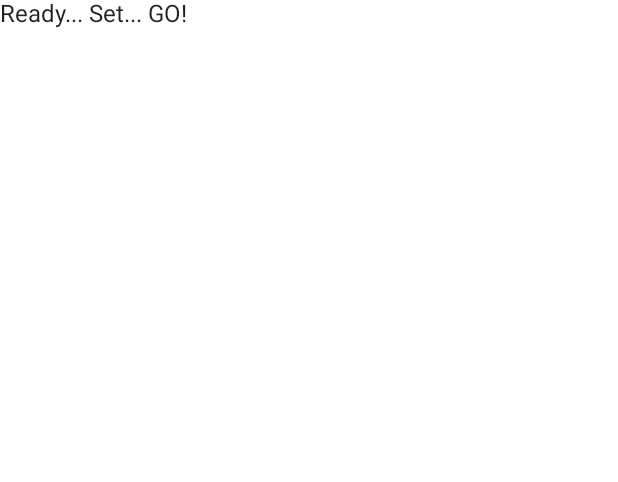
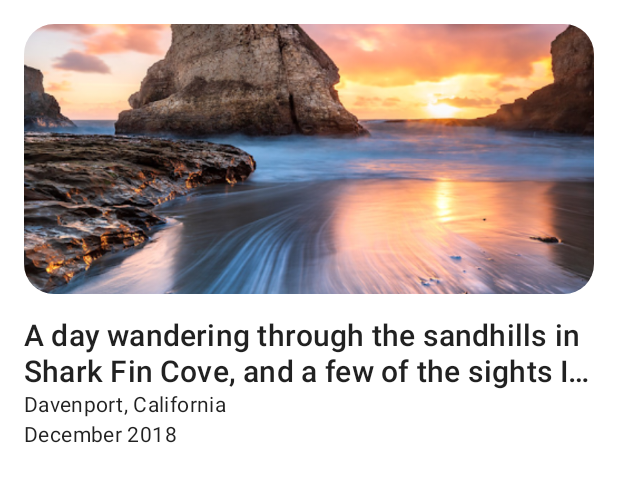
Before and after one commit to dustmachine/android-dev-challenge-compose-1, an Android app built with Jetpack Compose: the @Preview function LightPreview, on a phone screen of 412 x 824 dp. Shown: the top 482 px of the screen. Run offline under Robolectric (Android 15) with nearby library versions, the phone set to English and light mode, and no system bars.

Commit message:
after step 1

```diff
--- a/app/src/main/java/com/example/androiddevchallenge/MainActivity.kt
+++ b/app/src/main/java/com/example/androiddevchallenge/MainActivity.kt
@@ -18,11 +18,20 @@ package com.example.androiddevchallenge
 import android.os.Bundle
 import androidx.activity.compose.setContent
 import androidx.appcompat.app.AppCompatActivity
+import androidx.compose.foundation.Image
+import androidx.compose.foundation.layout.*
+import androidx.compose.foundation.shape.RoundedCornerShape
 import androidx.compose.material.MaterialTheme
 import androidx.compose.material.Surface
 import androidx.compose.material.Text
 import androidx.compose.runtime.Composable
+import androidx.compose.ui.Modifier
+import androidx.compose.ui.draw.clip
+import androidx.compose.ui.layout.ContentScale
+import androidx.compose.ui.res.painterResource
+import androidx.compose.ui.text.style.TextOverflow
 import androidx.compose.ui.tooling.preview.Preview
+import androidx.compose.ui.unit.dp
 import com.example.androiddevchallenge.ui.theme.MyTheme
 
 class MainActivity : AppCompatActivity() {
@@ -30,7 +39,7 @@ class MainActivity : AppCompatActivity() {
         super.onCreate(savedInstanceState)
         setContent {
             MyTheme {
-                MyApp()
+                NewsStory()
             }
         }
     }
@@ -38,9 +47,35 @@ class MainActivity : AppCompatActivity() {
 
 // Start building your app here!
 @Composable
-fun MyApp() {
-    Surface(color = MaterialTheme.colors.background) {
-        Text(text = "Ready... Set... GO!")
+fun NewsStory() {
+    MaterialTheme {
+        val typography = MaterialTheme.typography
+        Surface(color = MaterialTheme.colors.background) {
+            Column(modifier = Modifier.padding(16.dp)) {
+                Image(
+                    painterResource(id = R.drawable.header),
+                    contentDescription = null,
+                    modifier = Modifier
+                        .height(180.dp)
+                        .fillMaxWidth()
+                        .clip(shape = RoundedCornerShape(20.dp)),
+                    contentScale = ContentScale.Crop
+                )
+
+                Spacer(modifier = Modifier.height(16.dp))
+
+                Text(
+                    "A day wandering through the sandhills " +
+                            "in Shark Fin Cove, and a few of the " +
+                            "sights I saw",
+                    maxLines = 2,
+                    overflow = TextOverflow.Ellipsis,
+                    style = typography.h6
+                )
+                Text("Davenport, California", style = typography.body2)
+                Text("December 2018", style = typography.body2)
+            }
+        }
     }
 }
 
@@ -48,7 +83,7 @@ fun MyApp() {
 @Composable
 fun LightPreview() {
     MyTheme {
-        MyApp()
+        NewsStory()
     }
 }
 
@@ -56,6 +91,6 @@ fun LightPreview() {
 @Composable
 fun DarkPreview() {
     MyTheme(darkTheme = true) {
-        MyApp()
+        NewsStory()
     }
 }
```
Also changed, not shown: app/src/main/res/drawable/header.png (added).
